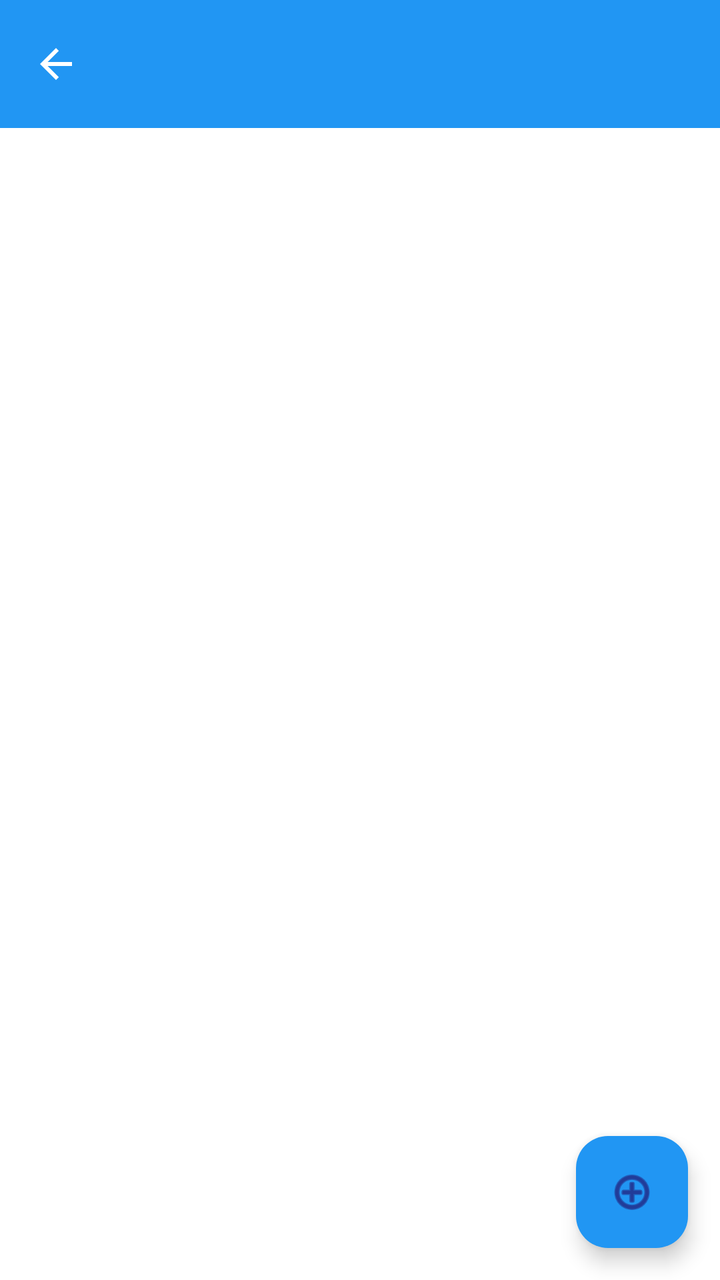
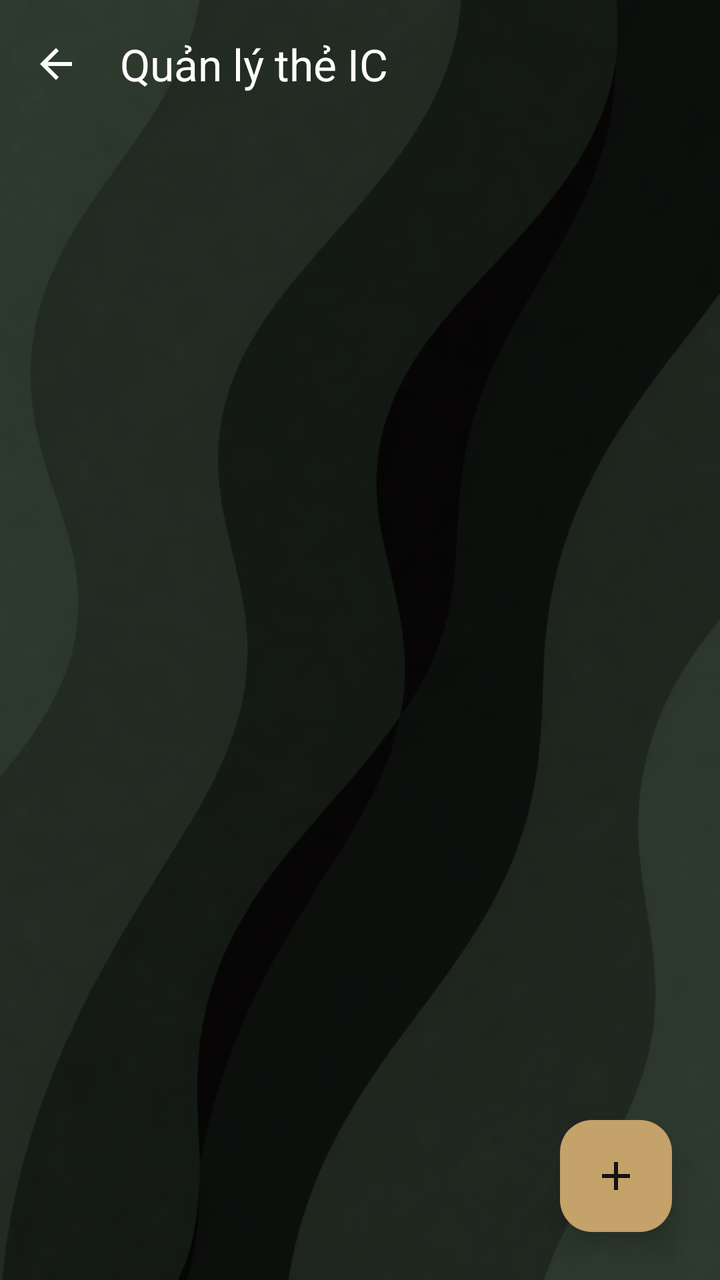

Compare the two renders of this Android layout. The source of the first and the diff that turns it into the second are given below.
<!-- AndroidManifest.xml: application theme Theme.SmartLock -->
<!-- res/layout/fragment_ic_card.xml -->
<?xml version="1.0" encoding="utf-8"?>
<androidx.constraintlayout.widget.ConstraintLayout xmlns:android="http://schemas.android.com/apk/res/android"
    xmlns:app="http://schemas.android.com/apk/res-auto"
    android:layout_width="match_parent"
    android:layout_height="match_parent"
    android:background="#FFFFFF">

    <com.google.android.material.appbar.MaterialToolbar
        android:id="@+id/toolbar"
        android:layout_width="0dp"
        android:layout_height="wrap_content"
        android:background="#2196F3"
        android:title="Thẻ IC"
        android:titleTextColor="#FFFFFF"
        app:layout_constraintTop_toTopOf="parent"
        app:layout_constraintStart_toStartOf="parent"
        app:layout_constraintEnd_toEndOf="parent"
        app:navigationIcon="@drawable/ic_arrow_back"
        app:navigationIconTint="#FFFFFF"/>

    <androidx.recyclerview.widget.RecyclerView
        android:id="@+id/rvICCards"
        android:layout_width="0dp"
        android:layout_height="0dp"
        android:padding="16dp"
        app:layout_constraintTop_toBottomOf="@id/toolbar"
        app:layout_constraintBottom_toBottomOf="parent"
        app:layout_constraintStart_toStartOf="parent"
        app:layout_constraintEnd_toEndOf="parent" />

    <TextView
        android:id="@+id/tvEmpty"
        android:layout_width="wrap_content"
        android:layout_height="wrap_content"
        android:text="Chưa có thẻ IC nào được thêm."
        android:textSize="16sp"
        android:visibility="gone"
        app:layout_constraintBottom_toBottomOf="@+id/rvICCards"
        app:layout_constraintEnd_toEndOf="parent"
        app:layout_constraintStart_toStartOf="parent"
        app:layout_constraintTop_toTopOf="parent" />

    <com.google.android.material.floatingactionbutton.FloatingActionButton
        android:id="@+id/fabAddICCard"
        android:layout_width="wrap_content"
        android:layout_height="wrap_content"
        android:layout_margin="16dp"
        android:src="@android:drawable/ic_menu_add"
        android:contentDescription="Thêm thẻ IC"
        app:backgroundTint="#2196F3"
        app:layout_constraintBottom_toBottomOf="parent"
        app:layout_constraintEnd_toEndOf="parent" />

</androidx.constraintlayout.widget.ConstraintLayout>
<!-- resources referenced by this layout -->
<resources>
  <!-- drawable ic_arrow_back (drawable) -->
  <vector xmlns:android="http://schemas.android.com/apk/res/android" android:autoMirrored="true" android:height="24dp" android:tint="#000000" android:viewportHeight="24" android:viewportWidth="24" android:width="24dp">
        
      <path android:fillColor="@android:color/white" android:pathData="M20,11H7.83l5.59,-5.59L12,4l-8,8 8,8 1.41,-1.41L7.83,13H20v-2z"/>
      
  </vector>
  <style name="Theme.SmartLock" parent="Base.Theme.SmartLock" />
  <style name="Base.Theme.SmartLock" parent="Theme.Material3.DayNight.NoActionBar">
          
          
      </style>
</resources>

<!-- the commit's change to res/layout/fragment_ic_card.xml (unified diff, before → after) -->
@@ -1,54 +1,74 @@
 <?xml version="1.0" encoding="utf-8"?>
-<androidx.constraintlayout.widget.ConstraintLayout xmlns:android="http://schemas.android.com/apk/res/android"
+<FrameLayout xmlns:android="http://schemas.android.com/apk/res/android"
     xmlns:app="http://schemas.android.com/apk/res-auto"
     android:layout_width="match_parent"
-    android:layout_height="match_parent"
-    android:background="#FFFFFF">
+    android:layout_height="match_parent">
 
-    <com.google.android.material.appbar.MaterialToolbar
-        android:id="@+id/toolbar"
-        android:layout_width="0dp"
-        android:layout_height="wrap_content"
-        android:background="#2196F3"
-        android:title="Thẻ IC"
-        android:titleTextColor="#FFFFFF"
-        app:layout_constraintTop_toTopOf="parent"
-        app:layout_constraintStart_toStartOf="parent"
-        app:layout_constraintEnd_toEndOf="parent"
-        app:navigationIcon="@drawable/ic_arrow_back"
-        app:navigationIconTint="#FFFFFF"/>
+    <ImageView
+        android:layout_width="match_parent"
+        android:layout_height="match_parent"
+        android:src="@drawable/bg4"
+        android:scaleType="centerCrop" />
 
-    <androidx.recyclerview.widget.RecyclerView
-        android:id="@+id/rvICCards"
-        android:layout_width="0dp"
-        android:layout_height="0dp"
-        android:padding="16dp"
-        app:layout_constraintTop_toBottomOf="@id/toolbar"
-        app:layout_constraintBottom_toBottomOf="parent"
-        app:layout_constraintStart_toStartOf="parent"
-        app:layout_constraintEnd_toEndOf="parent" />
+    <View
+        android:layout_width="match_parent"
+        android:layout_height="match_parent"
+        android:background="#70000000" />
 
-    <TextView
-        android:id="@+id/tvEmpty"
-        android:layout_width="wrap_content"
-        android:layout_height="wrap_content"
-        android:text="Chưa có thẻ IC nào được thêm."
-        android:textSize="16sp"
-        android:visibility="gone"
-        app:layout_constraintBottom_toBottomOf="@+id/rvICCards"
-        app:layout_constraintEnd_toEndOf="parent"
-        app:layout_constraintStart_toStartOf="parent"
-        app:layout_constraintTop_toTopOf="parent" />
+    <androidx.constraintlayout.widget.ConstraintLayout
+        android:layout_width="match_parent"
+        android:layout_height="match_parent">
 
-    <com.google.android.material.floatingactionbutton.FloatingActionButton
-        android:id="@+id/fabAddICCard"
-        android:layout_width="wrap_content"
-        android:layout_height="wrap_content"
-        android:layout_margin="16dp"
-        android:src="@android:drawable/ic_menu_add"
-        android:contentDescription="Thêm thẻ IC"
-        app:backgroundTint="#2196F3"
-        app:layout_constraintBottom_toBottomOf="parent"
-        app:layout_constraintEnd_toEndOf="parent" />
+        <com.google.android.material.appbar.MaterialToolbar
+            android:id="@+id/toolbar"
+            android:layout_width="0dp"
+            android:layout_height="?attr/actionBarSize"
+            android:background="@android:color/transparent"
+            app:title="Quản lý thẻ IC"
+            app:titleTextColor="#FFFFFF"
+            app:layout_constraintTop_toTopOf="parent"
+            app:layout_constraintStart_toStartOf="parent"
+            app:layout_constraintEnd_toEndOf="parent"
+            app:navigationIcon="@drawable/ic_arrow_back"
+            app:navigationIconTint="#FFFFFF"/>
 
-</androidx.constraintlayout.widget.ConstraintLayout>
+        <androidx.recyclerview.widget.RecyclerView
+            android:id="@+id/rvICCards"
+            android:layout_width="0dp"
+            android:layout_height="0dp"
+            android:paddingHorizontal="12dp"
+            android:paddingTop="8dp"
+            android:clipToPadding="false"
+            app:layout_constraintTop_toBottomOf="@id/toolbar"
+            app:layout_constraintBottom_toBottomOf="parent"
+            app:layout_constraintStart_toStartOf="parent"
+            app:layout_constraintEnd_toEndOf="parent" />
+
+        <TextView
+            android:id="@+id/tvEmpty"
+            android:layout_width="wrap_content"
+            android:layout_height="wrap_content"
+            android:text="Chưa có thẻ IC nào được thêm."
+            android:textSize="16sp"
+            android:textColor="#80FFFFFF"
+            android:visibility="gone"
+            app:layout_constraintBottom_toBottomOf="parent"
+            app:layout_constraintEnd_toEndOf="parent"
+            app:layout_constraintStart_toStartOf="parent"
+            app:layout_constraintTop_toBottomOf="@id/toolbar" />
+
+        <com.google.android.material.floatingactionbutton.FloatingActionButton
+            android:id="@+id/fabAddICCard"
+            android:layout_width="wrap_content"
+            android:layout_height="wrap_content"
+            android:layout_margin="24dp"
+            android:src="@drawable/ic_add"
+            android:contentDescription="Thêm thẻ IC"
+            app:backgroundTint="#C4A26A"
+            app:tint="#121212"
+            app:elevation="8dp"
+            app:layout_constraintBottom_toBottomOf="parent"
+            app:layout_constraintEnd_toEndOf="parent" />
+
+    </androidx.constraintlayout.widget.ConstraintLayout>
+</FrameLayout>
<!-- resource entries referenced after the edit -->
@@ -1,5 +1,12 @@
 <!-- resources referenced by this layout -->
 <resources>
+  <!-- drawable bg4: png bitmap (drawable, 462517 bytes) -->
+  <!-- drawable ic_add (drawable) -->
+  <vector xmlns:android="http://schemas.android.com/apk/res/android" android:height="24dp" android:tint="#000000" android:viewportHeight="24" android:viewportWidth="24" android:width="24dp">
+        
+      <path android:fillColor="@android:color/white" android:pathData="M19,13h-6v6h-2v-6H5v-2h6V5h2v6h6v2z"/>
+      
+  </vector>
   <!-- drawable ic_arrow_back (drawable) -->
   <vector xmlns:android="http://schemas.android.com/apk/res/android" android:autoMirrored="true" android:height="24dp" android:tint="#000000" android:viewportHeight="24" android:viewportWidth="24" android:width="24dp">
         
